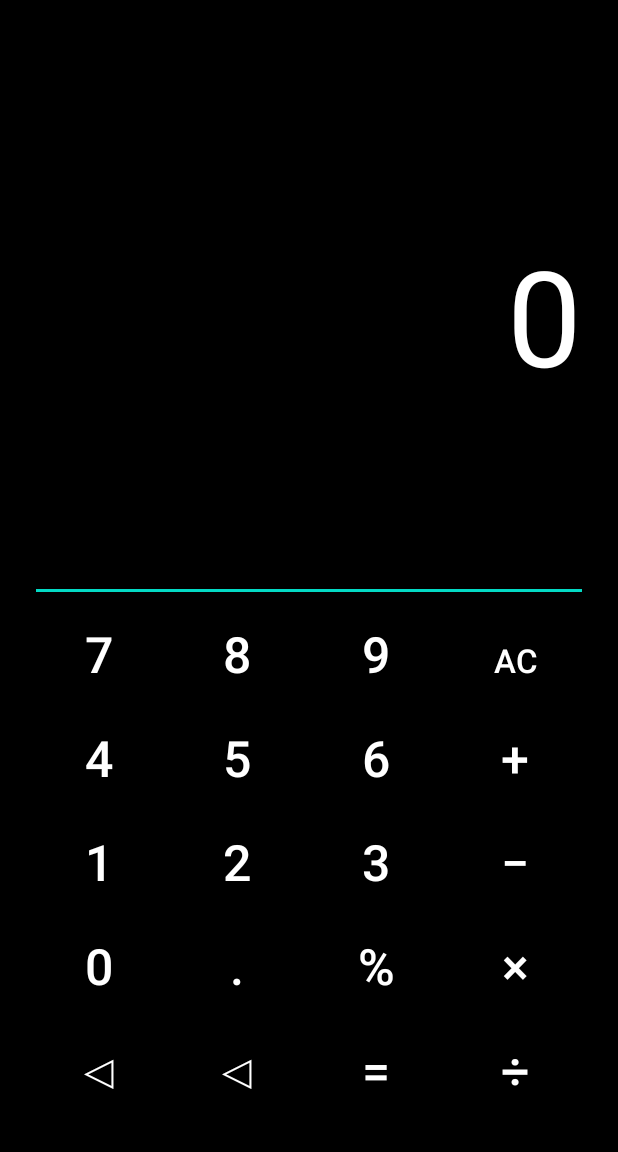
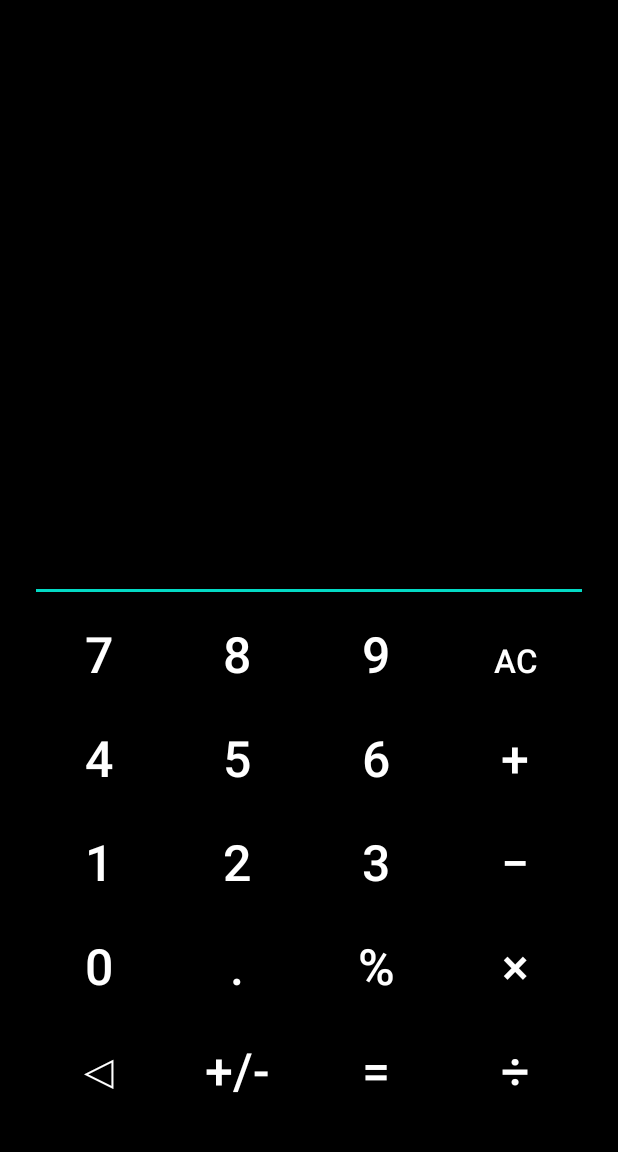
Before and after one commit to rafaelaugust0s/AndroidCalculator, an Android app: the screen it shows after launch (MainActivity), after a tap on an icon or button, on a phone screen of 412 x 824 dp, the part 84-1236 px from its top. Run offline under Robolectric (Android 15) with nearby library versions, the phone set to English and light mode, and no system bars.

```diff
--- a/app/src/main/java/com/example/calculator/MainActivity.java
+++ b/app/src/main/java/com/example/calculator/MainActivity.java
@@ -9,24 +9,27 @@ import android.widget.EditText;
 public class MainActivity extends AppCompatActivity {
 
     EditText ed1;
-        boolean isNewOpe =true;
-        String op= "+";
-        String oldNum= "";
+    boolean isNewOpe = true;
+    String op = "+";
+    String oldNum = "";
+//    boolean hasDecimal = true;
+
+
     @Override
     protected void onCreate(Bundle savedInstanceState) {
         super.onCreate(savedInstanceState);
         setContentView(R.layout.activity_main);
 
-        ed1= (findViewById(R.id.editTextText));
+        ed1 = (findViewById(R.id.editTextText));
     }
 
-    public void numberEvent(View view){
+    public void numberEvent(View view) {
 
         if (isNewOpe)
             ed1.setText(" ");
-        isNewOpe= false;
+        isNewOpe = false;
         String number = ed1.getText().toString();
-        switch (view.getId()){
+        switch (view.getId()) {
 
             case R.id.btn1:
                 number += "1";
@@ -76,27 +79,43 @@ public class MainActivity extends AppCompatActivity {
             case R.id.btnSub:
                 number += "-";
                 break;
-//            case R.id.btnDelete:
-//                String del= "";
-//                for (int i=0; i< ed1.length()-1; i++ );
-//                del += ed1.Substring(i);
-//                break;
+            case R.id.btnDelete:
+                String del = "";
+
+                for (int i = 0; i < number.length() - 1; i++) {
+                    del += number.charAt(i);
+                }
+                number = del;
+                break;
+            case R.id.btnPlusMinus:
+
+                if (number.charAt(0) == '-') {
+                    number = number.substring(1);
+                } else {
+                    number = "-" + number;
+                }
+                break;
         }
         ed1.setText(number);
+    }
 
 
-
-    }
-
     public void operatorEvent(View view) {
-        isNewOpe=true;
-        oldNum=ed1.getText().toString();
-        switch (view.getId()){
-            case R.id.btnSub: op= "-"; break;
-            case R.id.btnMultu: op= "x"; break;
-            case R.id.btnAdd: op= "+"; break;
-            case R.id.btnDiv: op= "/"; break;
-
+        isNewOpe = true;
+        oldNum = ed1.getText().toString();
+        switch (view.getId()) {
+            case R.id.btnSub:
+                op = "-";
+                break;
+            case R.id.btnMultu:
+                op = "x";
+                break;
+            case R.id.btnAdd:
+                op = "+";
+                break;
+            case R.id.btnDiv:
+                op = "/";
+                break;
 
 
         }
@@ -105,38 +124,41 @@ public class MainActivity extends AppCompatActivity {
     public void equalEvent(View view) {
         String newNumber = ed1.getText().toString();
         double result = 0.0;
-        switch (op){
+        switch (op) {
             case "+":
-                result= Double.parseDouble(oldNum)+ Double.parseDouble(newNumber);
+                result = Double.parseDouble(oldNum) + Double.parseDouble(newNumber);
                 break;
             case "-":
-                result= Double.parseDouble(oldNum)- Double.parseDouble(newNumber);
+                result = Double.parseDouble(oldNum) - Double.parseDouble(newNumber);
                 break;
             case "x":
-                result= Double.parseDouble(oldNum)* Double.parseDouble(newNumber);
+                result = Double.parseDouble(oldNum) * Double.parseDouble(newNumber);
                 break;
             case "/":
-                result= Double.parseDouble(oldNum)/ Double.parseDouble(newNumber);
+                result = Double.parseDouble(oldNum) / Double.parseDouble(newNumber);
                 break;
         }
 
-        ed1.setText(result+"");
+        ed1.setText(result + "");
     }
 
     public void ACEvent(View view) {
         ed1.setText("0");
-        isNewOpe= true;
+        isNewOpe = true;
     }
 
     public void percentEvent(View view) {
-        double num= Double.parseDouble(ed1.getText().toString())/100;
-        ed1.setText(num+"");
-        isNewOpe=true;
+        double num = Double.parseDouble(ed1.getText().toString()) / 100;
+        ed1.setText(num + "");
+        isNewOpe = true;
     }
 
-//    public void deleteEvent(View view) {
-//       String del= "";
-//       for (int i=0; i< ed1.length()-1; i++ );
-//            del += ed1.charAt(i);
+//    public void DecimalEvent(View view) {
+//
+//        if (hasDecimal) {
+//                } else {
+//                    ed1.setText(ed1.getText()+".");
+//                    hasDecimal = true;
+//                }
 //    }
 }
--- a/app/src/main/res/layout/activity_main.xml
+++ b/app/src/main/res/layout/activity_main.xml
@@ -286,7 +286,7 @@
                 android:layout_marginRight="1pt"
                 android:layout_weight="1"
                 android:background="@color/black"
-                android:onClick="deleteEvent"
+                android:onClick="numberEvent"
                 android:text="◁"
                 android:textColor="@color/white"
                 android:textSize="15pt">
@@ -294,13 +294,14 @@
             </androidx.appcompat.widget.AppCompatButton>
 
             <androidx.appcompat.widget.AppCompatButton
+                android:id="@+id/btnPlusMinus"
                 android:layout_width="30pt"
                 android:layout_height="30pt"
                 android:layout_marginRight="1pt"
                 android:layout_weight="1"
                 android:background="@color/black"
                 android:onClick="numberEvent"
-                android:text="◁"
+                android:text="+/-"
                 android:textColor="@color/white"
                 android:textSize="15pt">
 
```
Lines whose indentation alone changed are shown as unchanged.
